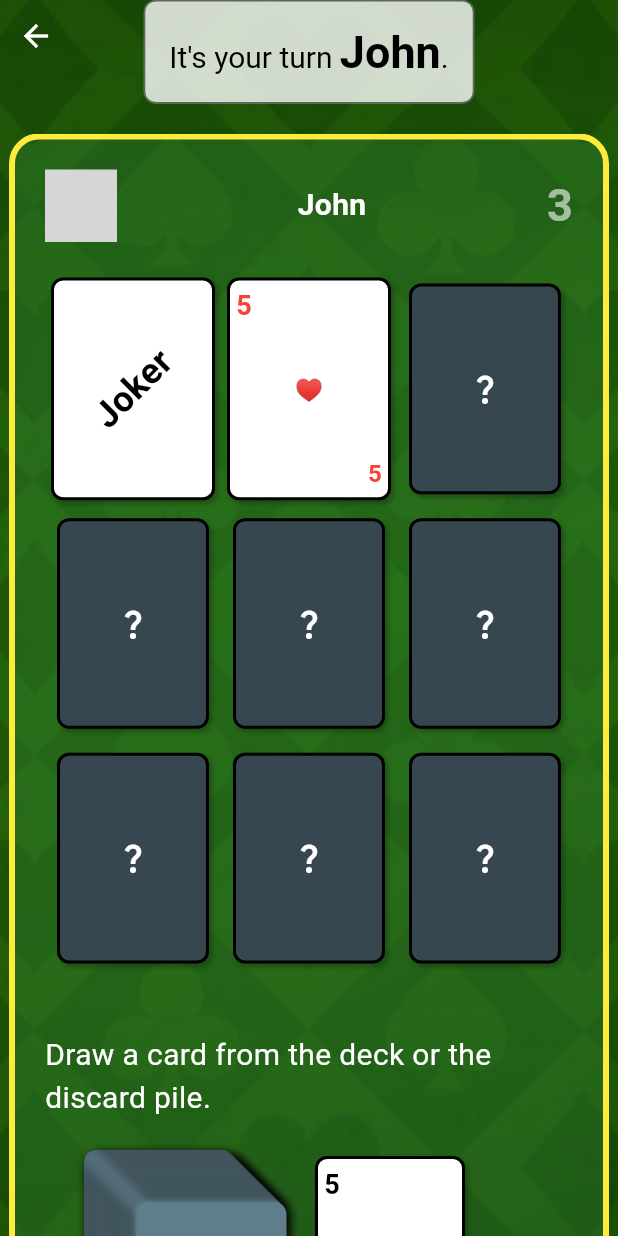
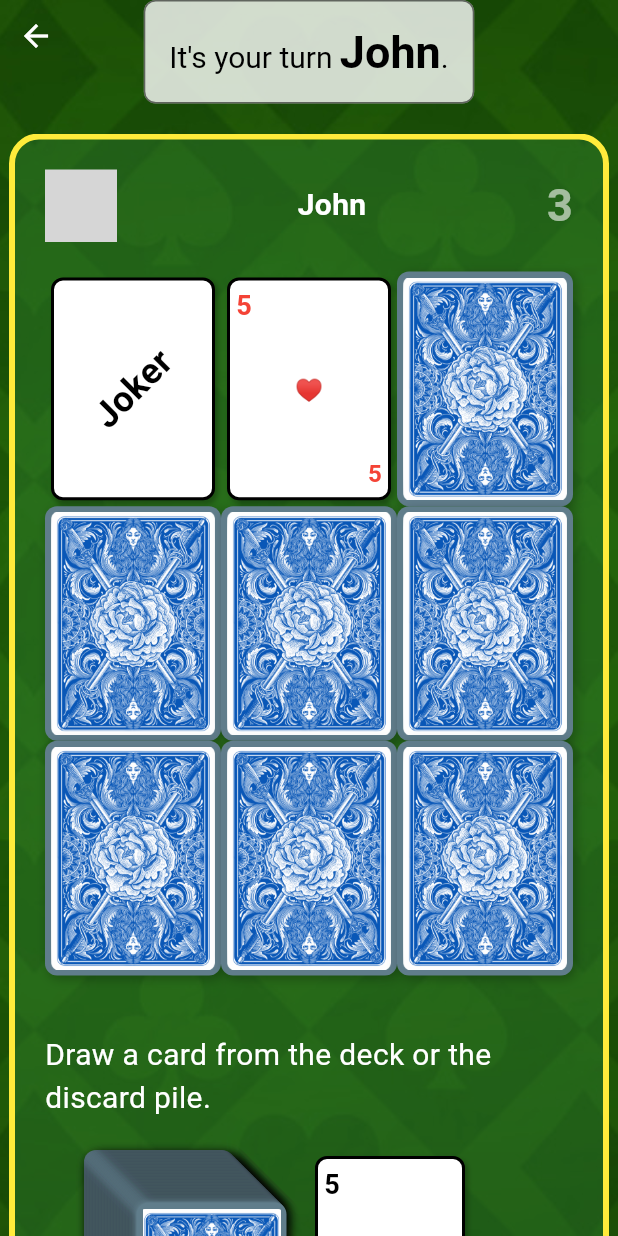
Before and after one commit to vteam-com/Cards, a Flutter app: the screen it shows after launch, after a tap on "Start Game", on a phone screen of 412 x 824 dp. Run offline on Flutter 3.47's test engine with Material 3 defaults, Android fonts, the phone set to English and light mode, and no system bars; our stand-ins replace shared_preferences; missing offline and left inert: colorize_text_avatar; grey boxes are pictures that could not be loaded.

Commit message:
Image for  the back of cards

```diff
--- a/lib/widgets/card_deck.dart
+++ b/lib/widgets/card_deck.dart
@@ -43,35 +43,7 @@ class DeckOfCards extends StatelessWidget {
             return Positioned(
               left: offset,
               top: offset,
-              child: Container(
-                width: 100,
-                height: 140,
-                decoration: BoxDecoration(
-                  color: Colors.blueGrey,
-                  borderRadius: BorderRadius.circular(8),
-                  boxShadow: const [
-                    BoxShadow(
-                      color: Colors.black26,
-                      blurRadius: 6.0,
-                      offset: Offset(2, 2),
-                    ),
-                  ],
-                ),
-                child: Column(
-                  mainAxisAlignment: MainAxisAlignment.center,
-                  children: [
-                    const Icon(Icons.deck, size: 50, color: Colors.white),
-                    Text(
-                      '$cardsInTheDeck cards',
-                      style: const TextStyle(
-                        color: Colors.white,
-                        fontWeight: FontWeight.bold,
-                        fontSize: 16,
-                      ),
-                    ),
-                  ],
-                ),
-              ),
+              child: buildBackOfCard(),
             );
           }),
         ),
--- a/lib/widgets/player_zone.dart
+++ b/lib/widgets/player_zone.dart
@@ -93,8 +93,7 @@ class PlayerZone extends StatelessWidget {
       onTap: () {
         gameModel.revealCard(context, playerIndex, gridIndex);
       },
-      child:
-          isVisible ? PlayingCardWidget(card: card) : const HiddenCardWidget(),
+      child: isVisible ? PlayingCardWidget(card: card) : buildBackOfCard(),
     );
   }
 }
--- a/lib/widgets/playing_card_widget.dart
+++ b/lib/widgets/playing_card_widget.dart
@@ -142,30 +142,29 @@ class PlayingCardWidget extends StatelessWidget {
   }
 }
 
-class HiddenCardWidget extends StatelessWidget {
-  const HiddenCardWidget({super.key});
-
-  @override
-  Widget build(BuildContext context) {
+Widget buildBackOfCard() {
   return Container(
-      margin: const EdgeInsets.all(8.0),
-      width: 60.0,
-      height: 80.0,
+    width: 100,
+    height: 140,
+    padding: const EdgeInsets.all(4),
     decoration: BoxDecoration(
-        color: Colors.blueGrey[800],
-        borderRadius: BorderRadius.circular(8.0),
-        border: Border.all(color: Colors.black, width: 2),
+      color: Colors.blueGrey,
+      borderRadius: BorderRadius.circular(8),
       boxShadow: const [
         BoxShadow(
           color: Colors.black26,
-            blurRadius: 2.0,
+          blurRadius: 6.0,
           offset: Offset(2, 2),
         ),
       ],
     ),
-      child: const Center(
-        child: Icon(Icons.question_mark, color: Colors.white),
+    child: const DecoratedBox(
+      decoration: BoxDecoration(
+        image: DecorationImage(
+          image: AssetImage('assets/images/back_of_card.png'),
+          fit: BoxFit.cover, // adjust the fit as needed
+        ),
+      ),
     ),
   );
 }
-}
--- a/pubspec.yaml
+++ b/pubspec.yaml
@@ -56,6 +56,7 @@ flutter:
   assets:
     - assets/images/background.png
     - assets/images/table_top.png
+    - assets/images/back_of_card.png
 
 # dart run flutter_launcher_icons
 flutter_launcher_icons:
```
Also changed, not shown: assets/images/back_of_card.png (added). Lines whose indentation alone changed are shown as unchanged.
